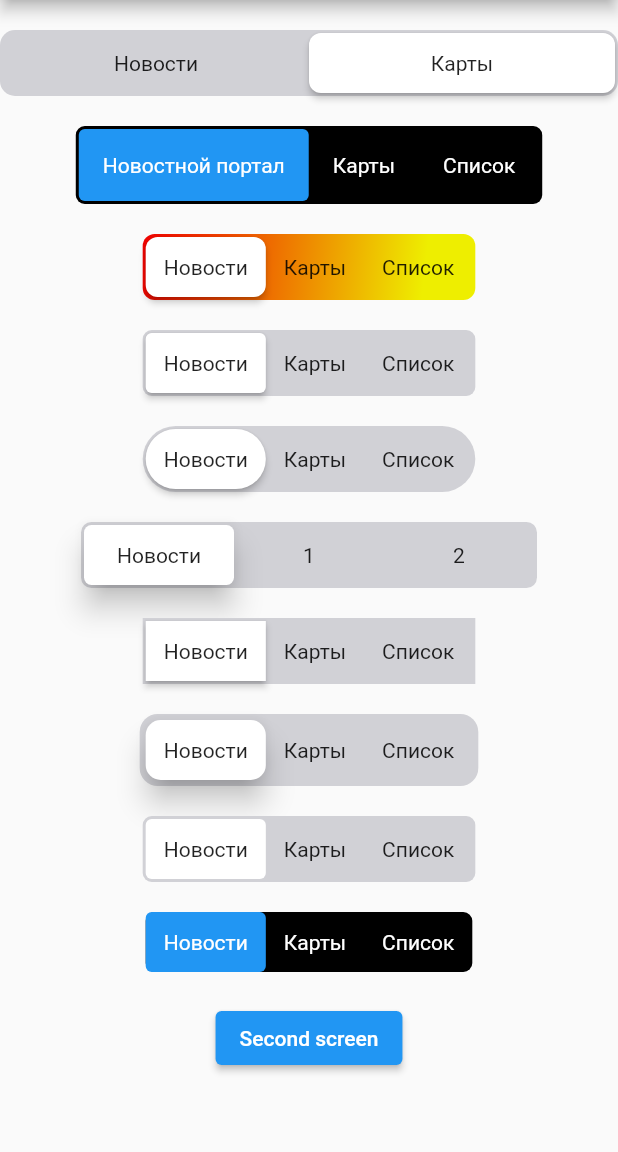
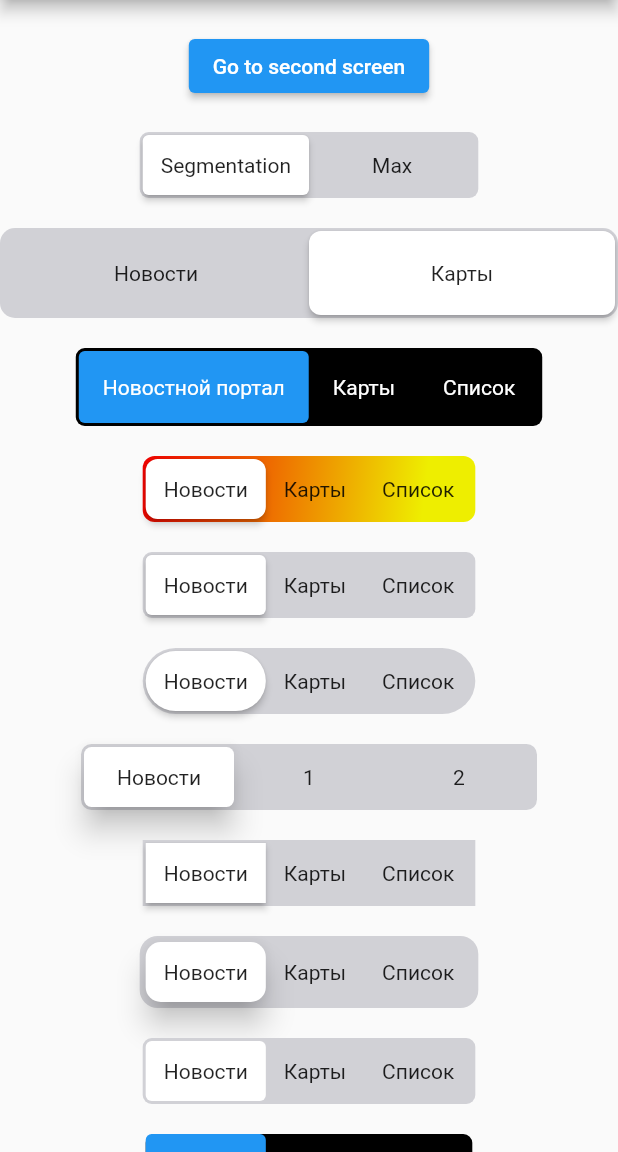
Before and after one commit to hadukin/custom_sliding_segmented_control, a Flutter app: the screen it shows after launch, on a phone screen of 412 x 824 dp, the part 84-1236 px from its top. Run offline on Flutter 3.47's test engine with Material 2 defaults, Android fonts, the phone set to English and light mode, and no system bars.

Commit message:
feat: 1.2.1
- add new property `fromMax` gets the largest element, while the rest of the elements get its size
- add new clipBehavior

````diff
--- a/example/lib/main.dart
+++ b/example/lib/main.dart
@@ -44,6 +44,36 @@ class _MyHomePageState extends State<MyHomePage> {
             crossAxisAlignment: CrossAxisAlignment.center,
             children: [
               const SizedBox(height: 20),
+              ElevatedButton(
+                onPressed: () {
+                  Navigator.of(context).push<void>(
+                    MaterialPageRoute(
+                      builder: (context) {
+                        return SecondView();
+                      },
+                    ),
+                  );
+                },
+                child: Text('Go to second screen'),
+              ),
+              const SizedBox(height: 20),
+              CustomSlidingSegmentedControl<int>(
+                fromMax: true,
+                children: {
+                  1: Text(
+                    'Segmentation',
+                    textAlign: TextAlign.center,
+                  ),
+                  2: Text(
+                    'Max',
+                    textAlign: TextAlign.center,
+                  ),
+                },
+                onValueChanged: (int value) {
+                  print(value);
+                },
+              ),
+              const SizedBox(height: 20),
               CustomSlidingSegmentedControl<SegmentType>(
                 elevation: 2,
                 initialValue: SegmentType.map,
@@ -59,6 +89,8 @@ class _MyHomePageState extends State<MyHomePage> {
                   ),
                 },
                 radius: 8,
+                innerPadding: 2,
+                padding: 20,
                 onValueChanged: (v) {
                   print(v);
                 },
@@ -84,7 +116,7 @@ class _MyHomePageState extends State<MyHomePage> {
                 padding: 16,
                 backgroundColor: Colors.black,
                 thumbColor: Colors.blue,
-                textColor: Colors.white,
+                // textColor: Colors.white,
                 duration: Duration(milliseconds: 300),
                 curve: Curves.easeInToLinear,
                 onValueChanged: (SegmentType v) {
@@ -95,9 +127,11 @@ class _MyHomePageState extends State<MyHomePage> {
               CustomSlidingSegmentedControl<SegmentType>(
                 elevation: 2,
                 children: {
-                  SegmentType.news: Text('Новости'),
-                  SegmentType.map: Text('Карты'),
-                  SegmentType.paper: Text('Список'),
+                  SegmentType.news:
+                      Text('Новости', textAlign: TextAlign.center),
+                  SegmentType.map: Text('Карты', textAlign: TextAlign.center),
+                  SegmentType.paper:
+                      Text('Список', textAlign: TextAlign.center),
                 },
                 radius: 8,
                 decoration: BoxDecoration(
@@ -119,9 +153,11 @@ class _MyHomePageState extends State<MyHomePage> {
               CustomSlidingSegmentedControl<SegmentType>(
                 elevation: 2,
                 children: {
-                  SegmentType.news: Text('Новости'),
-                  SegmentType.map: Text('Карты'),
-                  SegmentType.paper: Text('Список'),
+                  SegmentType.news:
+                      Text('Новости', textAlign: TextAlign.center),
+                  SegmentType.map: Text('Карты', textAlign: TextAlign.center),
+                  SegmentType.paper:
+                      Text('Список', textAlign: TextAlign.center),
                 },
                 onValueChanged: (SegmentType v) {
                   print(v);
@@ -130,9 +166,9 @@ class _MyHomePageState extends State<MyHomePage> {
               const SizedBox(height: 20),
               CustomSlidingSegmentedControl<int>(
                 children: {
-                  0: Text('Новости'),
-                  1: Text('Карты'),
-                  2: Text('Список'),
+                  0: Text('Новости', textAlign: TextAlign.center),
+                  1: Text('Карты', textAlign: TextAlign.center),
+                  2: Text('Список', textAlign: TextAlign.center),
                 },
                 duration: Duration(milliseconds: 200),
                 radius: 30.0,
@@ -158,9 +194,9 @@ class _MyHomePageState extends State<MyHomePage> {
               const SizedBox(height: 20),
               CustomSlidingSegmentedControl<String>(
                 children: {
-                  'Новости': Text('Новости'),
-                  'Карты': Text('Карты'),
-                  'Список': Text('Список'),
+                  'Новости': Text('Новости', textAlign: TextAlign.center),
+                  'Карты': Text('Карты', textAlign: TextAlign.center),
+                  'Список': Text('Список', textAlign: TextAlign.center),
                 },
                 duration: Duration(milliseconds: 200),
                 radius: 0.0,
@@ -172,9 +208,11 @@ class _MyHomePageState extends State<MyHomePage> {
               CustomSlidingSegmentedControl<SegmentType>(
                 innerPadding: 4,
                 children: {
-                  SegmentType.news: Text('Новости'),
-                  SegmentType.map: Text('Карты'),
-                  SegmentType.paper: Text('Список'),
+                  SegmentType.news:
+                      Text('Новости', textAlign: TextAlign.center),
+                  SegmentType.map: Text('Карты', textAlign: TextAlign.center),
+                  SegmentType.paper:
+                      Text('Список', textAlign: TextAlign.center),
                 },
                 radius: 10,
                 elevation: 8,
@@ -185,9 +223,11 @@ class _MyHomePageState extends State<MyHomePage> {
               const SizedBox(height: 20),
               CustomSlidingSegmentedControl<SegmentType>(
                 children: {
-                  SegmentType.news: Text('Новости'),
-                  SegmentType.map: Text('Карты'),
-                  SegmentType.paper: Text('Список'),
+                  SegmentType.news:
+                      Text('Новости', textAlign: TextAlign.center),
+                  SegmentType.map: Text('Карты', textAlign: TextAlign.center),
+                  SegmentType.paper:
+                      Text('Список', textAlign: TextAlign.center),
                 },
                 elevation: 0,
                 onValueChanged: (SegmentType v) {
@@ -200,39 +240,29 @@ class _MyHomePageState extends State<MyHomePage> {
                   SegmentType.news: Text(
                     'Новости',
                     style: TextStyle(color: Colors.white),
+                    textAlign: TextAlign.center,
                   ),
                   SegmentType.map: Text(
                     'Карты',
                     style: TextStyle(color: Colors.white),
+                    textAlign: TextAlign.center,
                   ),
                   SegmentType.paper: Text(
                     'Список',
                     style: TextStyle(color: Colors.white),
+                    textAlign: TextAlign.center,
                   ),
                 },
                 elevation: 0,
                 innerPadding: 0,
                 backgroundColor: Colors.black,
                 thumbColor: Colors.blue,
-                textColor: Colors.white,
+                // textColor: Colors.white,
                 duration: Duration(milliseconds: 300),
                 curve: Curves.easeInToLinear,
                 onValueChanged: (SegmentType v) {
                   print(v);
                 },
-              ),
-              const SizedBox(height: 20),
-              ElevatedButton(
-                onPressed: () {
-                  Navigator.of(context).push<void>(
-                    MaterialPageRoute(
-                      builder: (context) {
-                        return SecondView();
-                      },
-                    ),
-                  );
-                },
-                child: Text('Second screen'),
               ),
               const SizedBox(height: 20),
             ],
@@ -303,7 +333,7 @@ class SecondView extends StatelessWidget {
                 padding: 16,
                 backgroundColor: Colors.black,
                 thumbColor: Colors.blue,
-                textColor: Colors.white,
+                // textColor: Colors.white,
                 duration: Duration(milliseconds: 300),
                 curve: Curves.easeInToLinear,
                 onValueChanged: (SegmentType v) {
--- a/lib/src/widget.dart
+++ b/lib/src/widget.dart
@@ -1,9 +1,48 @@
+import 'dart:math';
+
 import 'package:flutter/cupertino.dart';
 import 'package:flutter/material.dart';
 import 'package:custom_sliding_segmented_control/src/animation_panel.dart';
 import 'package:custom_sliding_segmented_control/src/compute_offset.dart';
 import 'package:custom_sliding_segmented_control/src/measure_size.dart';
 
+/// Example:
+///
+/// ```dart
+/// CustomSlidingSegmentedControl<int>(
+///   fromMax: true,
+///   children: {
+///     1: Text(
+///       'Segmentation',
+///       textAlign: TextAlign.center,
+///     ),
+///     2: Text(
+///       'Max',
+///       textAlign: TextAlign.center,
+///     ),
+///   },
+///   onValueChanged: (int value) {
+///     print(value);
+///   },
+/// ),
+/// ```
+///
+/// * `isStretch` - stretches CustomSlidingSegmentedControl to full width
+/// * `onValueChanged` - on change current segment
+/// * `children` - segment items map
+/// * `initialValue` - initial segment
+/// * `duration` - speed animation
+/// * `radius` - segment and AnimationPanel border radius
+/// * `elevation` - elevation
+/// * `backgroundColor` - background color
+/// * `thumbColor` - AnimationPanel color
+/// * `curve` - curve animation
+/// * `innerPadding` - inner padding
+/// * `fromMax` - gets the largest element, while the rest of the elements get its size
+/// * `fixedWidth` - fixed width items
+/// * `decoration` - decoration for controls
+/// * `padding` - item padding
+/// * `clipBehavior` - for container
 class CustomSlidingSegmentedControl<T> extends StatefulWidget {
   const CustomSlidingSegmentedControl({
     Key? key,
@@ -15,13 +54,14 @@ class CustomSlidingSegmentedControl<T> extends StatefulWidget {
     this.elevation = 2.0,
     this.backgroundColor = CupertinoColors.systemGrey4,
     this.thumbColor = CupertinoColors.white,
-    this.textColor = Colors.black,
     this.curve = Curves.easeInOut,
     this.innerPadding = 2.0,
     this.padding = 12,
     this.fixedWidth,
     this.decoration,
     this.isStretch = false,
+    this.fromMax = false,
+    this.clipBehavior = Clip.none,
   })  : assert(children.length != 0),
         super(key: key);
   final BoxDecoration? decoration;
@@ -31,7 +71,6 @@ class CustomSlidingSegmentedControl<T> extends StatefulWidget {
   final double elevation;
   final Color backgroundColor;
   final Color thumbColor;
-  final Color textColor;
   final Curve curve;
   final double innerPadding;
   final double padding;
@@ -39,6 +78,8 @@ class CustomSlidingSegmentedControl<T> extends StatefulWidget {
   final Map<T, Widget> children;
   final bool isStretch;
   final T? initialValue;
+  final bool fromMax;
+  final Clip clipBehavior;
 
   @override
   _CustomSlidingSegmentedControlState<T> createState() =>
@@ -52,6 +93,7 @@ class _CustomSlidingSegmentedControlState<T>
   double offset = 0.0;
   Map<T?, double> sizes = {};
   bool hasTouch = false;
+  double? maxSize;
 
   @override
   void initState() {
@@ -82,6 +124,9 @@ class _CustomSlidingSegmentedControlState<T>
     }
     setState(() {
       sizes = {...sizes, ..._temp};
+      if (widget.fromMax) {
+        maxSize = sizes.values.toList().reduce(max);
+      }
     });
   }
 
@@ -103,8 +148,28 @@ class _CustomSlidingSegmentedControlState<T>
     }
   }
 
+  Widget segmentItem(MapEntry<T, Widget> item) {
+    return InkWell(
+      borderRadius: BorderRadius.circular(widget.radius),
+      onTap: () {
+        _onTapItem(item);
+      },
+      child: Center(
+        child: Container(
+          width: maxSize ?? widget.fixedWidth,
+          padding: EdgeInsets.all(widget.padding),
+          decoration: BoxDecoration(
+            borderRadius: BorderRadius.circular(widget.radius),
+          ),
+          child: item.value,
+        ),
+      ),
+    );
+  }
+
   Widget layout() {
     return Container(
+      clipBehavior: widget.clipBehavior,
       decoration: widget.decoration ??
           BoxDecoration(
             color: widget.backgroundColor,
@@ -136,44 +201,8 @@ class _CustomSlidingSegmentedControlState<T>
                         _calculateSize(v, item);
                       },
                       child: widget.isStretch
-                          ? Expanded(
-                              child: InkWell(
-                                borderRadius:
-                                    BorderRadius.circular(widget.radius),
-                                onTap: () {
-                                  _onTapItem(item);
-                                },
-                                child: Center(
-                                  child: Container(
-                                    width: widget.fixedWidth,
-                                    padding: EdgeInsets.all(widget.padding),
-                                    decoration: BoxDecoration(
-                                      borderRadius:
-                                          BorderRadius.circular(widget.radius),
-                                    ),
-                                    child: item.value,
-                                  ),
-                                ),
-                              ),
-                            )
-                          : InkWell(
-                              borderRadius:
-                                  BorderRadius.circular(widget.radius),
-                              onTap: () {
-                                _onTapItem(item);
-                              },
-                              child: Center(
-                                child: Container(
-                                  width: widget.fixedWidth,
-                                  padding: EdgeInsets.all(widget.padding),
-                                  decoration: BoxDecoration(
-                                    borderRadius:
-                                        BorderRadius.circular(widget.radius),
-                                  ),
-                                  child: item.value,
-                                ),
-                              ),
-                            ),
+                          ? Expanded(child: segmentItem(item))
+                          : segmentItem(item),
                     ),
                 ],
               ),
--- a/pubspec.yaml
+++ b/pubspec.yaml
@@ -1,6 +1,6 @@
 name: custom_sliding_segmented_control
-description: CustomSlidingSegmentedControl
-version: 1.1.1
+description: Allows you to flexibly configure the widget for displaying controls. You can add color, speed, size, initial value, animation and more.
+version: 1.2.1
 homepage: https://github.com/hadukin/custom_sliding_segmented_control
 repository: https://github.com/hadukin/custom_sliding_segmented_control
 
````
Also changed, not shown: 2 other files.
